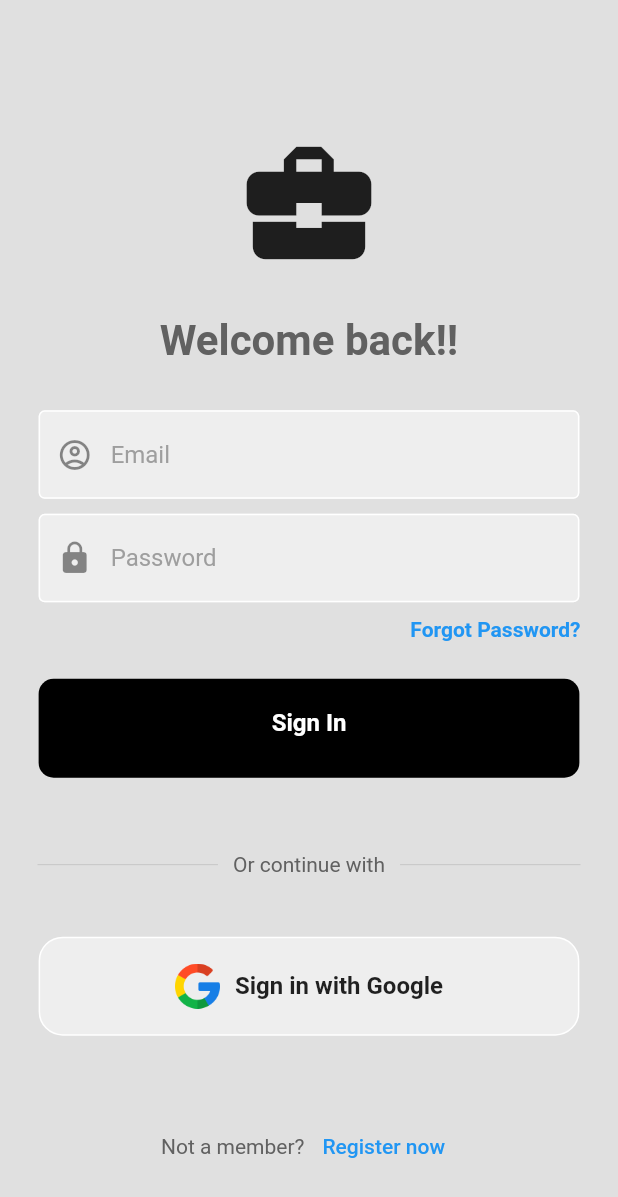
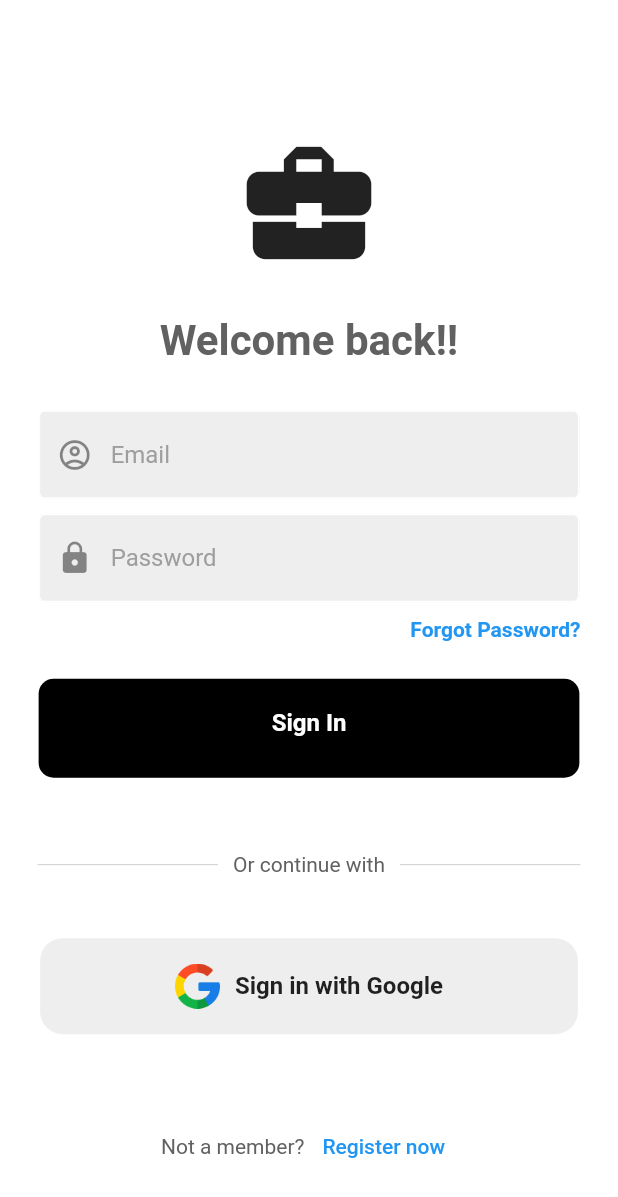
Before and after one commit to DhruvGandhi31/Bibliotheca, a Flutter app: the screen it shows after launch, on a phone screen of 412 x 824 dp. Shown: the top 1197 px of the screen. Run offline on Flutter 3.47's test engine with Material 2 defaults, Android fonts, the phone set to English and light mode, and no system bars; our stand-ins replace firebase_auth, firebase_core; accounts and stored records are empty.

Commit message:
majour updates

```diff
--- a/lib/screens/login_page.dart
+++ b/lib/screens/login_page.dart
@@ -1,7 +1,10 @@
 import 'package:firebase_auth/firebase_auth.dart';
 import 'package:firebase_core/firebase_core.dart';
 import 'package:flutter/material.dart';
+import 'homepage.dart';
+import 'personal_details.dart';
 import 'package:hotel_management/screens/register.dart';
+import 'registration_details.dart';
 import '../utils/my_button.dart';
 import '../utils/my_textfield.dart';
 import '../utils/square_tile.dart';
@@ -44,8 +47,15 @@ class _LoginPageState extends State<LoginPage> {
 
   @override
   Widget build(BuildContext context) {
-    return Scaffold(
-      backgroundColor: Colors.grey[300],
+    return Container(
+      // decoration: BoxDecoration(
+      // image: DecorationImage(
+      //   image: AssetImage('assets/images/bg_scaffold.png'),
+      //   fit: BoxFit.cover,
+      // ),
+      //     ),
+      child: Scaffold(
+        backgroundColor: Colors.transparent,
         body: SafeArea(
           child: Center(
             child: SingleChildScrollView(
@@ -98,8 +108,8 @@ class _LoginPageState extends State<LoginPage> {
                     padding: const EdgeInsets.symmetric(horizontal: 25.0),
                     child: Row(
                       mainAxisAlignment: MainAxisAlignment.end,
-                    children: [
-                      const Text(
+                      children: const [
+                        Text(
                           'Forgot Password?',
                           style: TextStyle(
                               color: Colors.blue, fontWeight: FontWeight.bold),
@@ -112,7 +122,16 @@ class _LoginPageState extends State<LoginPage> {
 
                   // sign in button
                   MyButton(
-                  onTap: signUserIn,
+                      text: 'Sign In',
+                      onTapFunction: () => Navigator.push(
+                          context,
+                          MaterialPageRoute(
+                              builder: (context) => CarouselSliderExample()))
+                      // onTapFunction: () {
+                      //   // Execute your custom function here
+                      //   // Add the home page here.
+                      //   signUserIn;
+                      // },
                       ),
 
                   const SizedBox(height: 50),
@@ -171,8 +190,10 @@ class _LoginPageState extends State<LoginPage> {
                       const SizedBox(width: 4),
                       TextButton(
                           child: const Text('Register now'),
-                        onPressed: () => Navigator.push(context,
-                            MaterialPageRoute(builder: (context) => regNow()))
+                          onPressed: () => Navigator.push(
+                              context,
+                              MaterialPageRoute(
+                                  builder: (context) => PersonalDetails()))
                           // style: TextStyle(
                           //   color: Colors.blue,
                           //   fontWeight: FontWeight.bold,
@@ -185,6 +206,7 @@ class _LoginPageState extends State<LoginPage> {
             ),
           ),
         ),
+      ),
     );
   }
 }
--- a/lib/utils/my_button.dart
+++ b/lib/utils/my_button.dart
@@ -1,32 +1,34 @@
 import 'package:flutter/material.dart';
 
 class MyButton extends StatelessWidget {
-  final Function()? onTap;
+  final String text;
+  final Function()? onTapFunction;
 
-  const MyButton({super.key, required this.onTap});
+  const MyButton({Key? key, required this.text, required this.onTapFunction})
+      : super(key: key);
 
   @override
   Widget build(BuildContext context) {
     return GestureDetector(
-      onTap: onTap,
+      onTap: onTapFunction,
       child: Container(
         height: MediaQuery.of(context).size.height * 0.08,
         width: MediaQuery.of(context).size.width * 0.875,
         padding: const EdgeInsets.all(20),
+        decoration: BoxDecoration(
+          color: Colors.black,
+          borderRadius: BorderRadius.circular(10),
+        ),
         // margin: const EdgeInsets.symmetric(horizontal: 25),
         child: Text(
-          "Sign In",
+          text,
           textAlign: TextAlign.center,
-          style: TextStyle(
+          style: const TextStyle(
             color: Colors.white,
             fontWeight: FontWeight.bold,
             fontSize: 16,
           ),
         ),
-        decoration: BoxDecoration(
-          color: Colors.black,
-          borderRadius: BorderRadius.circular(10),
-        ),
       ),
     );
   }
```
Also changed, not shown: pubspec.yaml (+4 -3 lines), pubspec.lock. Lines whose indentation alone changed are shown as unchanged.
